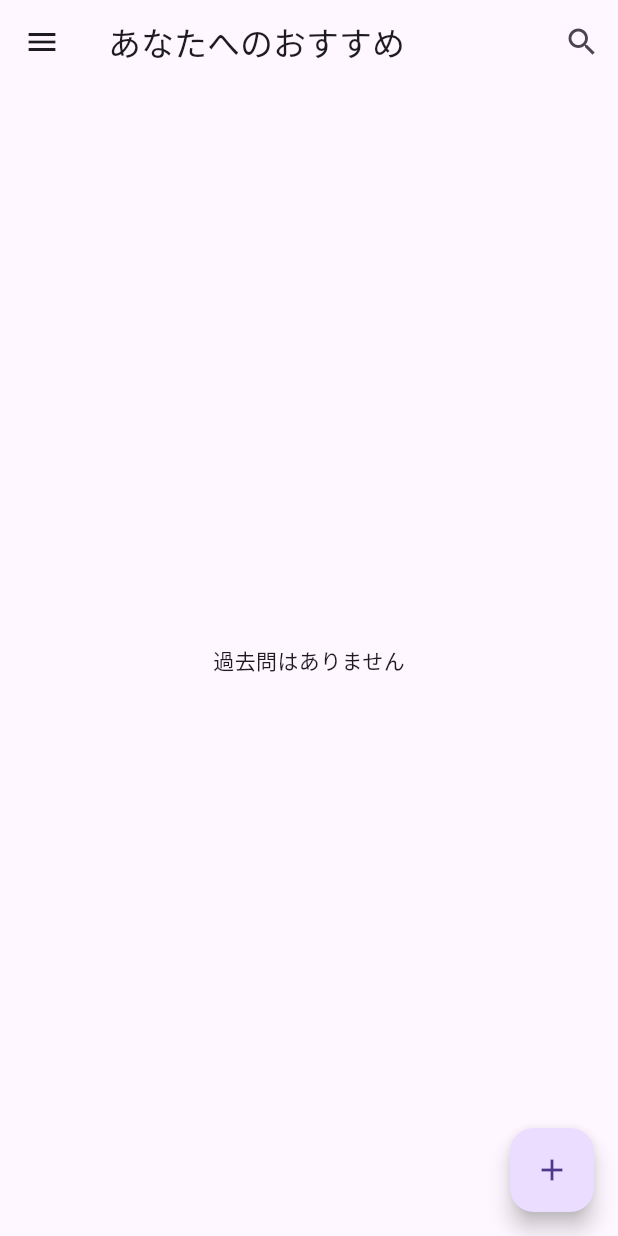
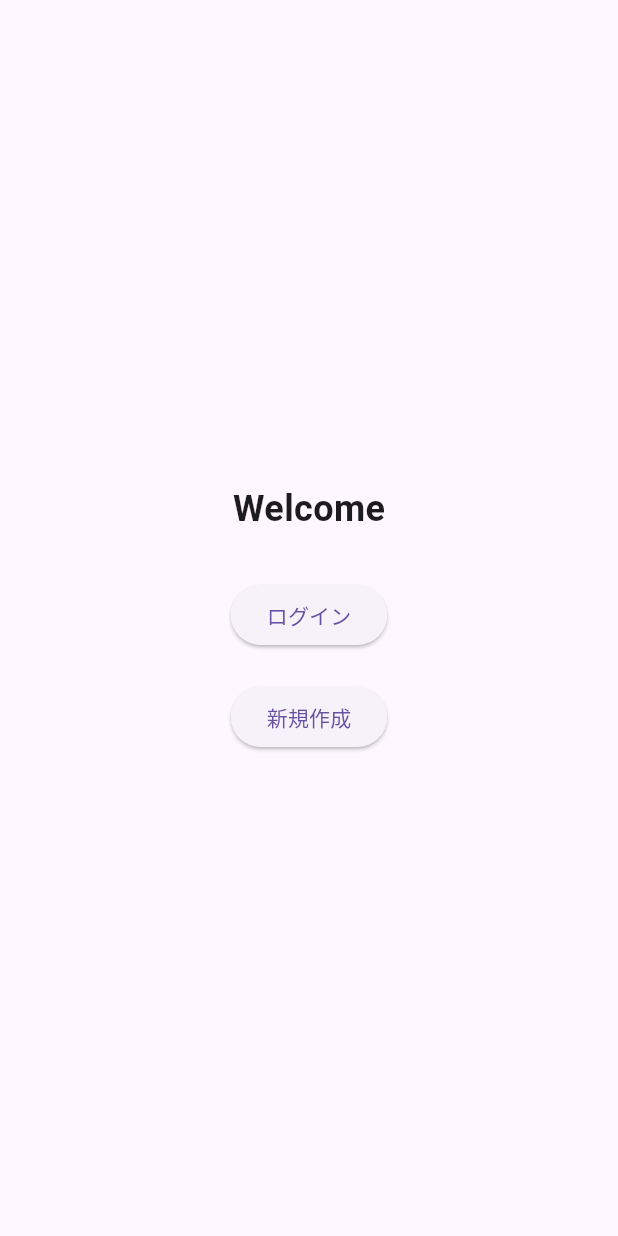
Before and after one commit to akiii2024/kakomon_kanri, a Flutter app: the screen it shows after launch, on a phone screen of 412 x 824 dp. Run offline on Flutter 3.47's test engine with Material 3 defaults, Android fonts, the phone set to English and light mode, and no system bars; our stand-ins replace cloud_firestore, firebase_auth, firebase_core, firebase_storage, hive_flutter, image_picker; accounts and stored records are empty.

Commit message:
ログインしていない際に表示させるwelcomeページを追加

```diff
--- a/lib/main.dart
+++ b/lib/main.dart
@@ -2,9 +2,11 @@ import 'package:flutter/material.dart';
 import 'package:hive_flutter/hive_flutter.dart';
 import 'package:flutter_localizations/flutter_localizations.dart';
 import 'package:firebase_core/firebase_core.dart';
+import "package:firebase_auth/firebase_auth.dart";
 import 'firebase_options.dart';
 import 'pages/home_page.dart';
 import 'pages/setting_sub_page.dart';
+import 'pages/welcome_page.dart';
 
 
 
@@ -38,8 +40,21 @@ class MyApp extends StatelessWidget {
       supportedLocales: const [
         Locale('ja', 'JP'),
       ],
-      home: MyHomePage(),
+      home: _handleAuthState(),
       debugShowCheckedModeBanner: false,
     );
   }
+
+  Widget _handleAuthState() {
+    return StreamBuilder<User?>(
+      stream: FirebaseAuth.instance.authStateChanges(),
+      builder: (context, snapshot) {
+        if (snapshot.hasData) {
+          return MyHomePage();
+        } else {
+          return WelcomePage();
+        }
+      },
+    );
+  }
 }
--- /dev/null
+++ b/lib/pages/welcome_page.dart
@@ -0,0 +1,37 @@
+import 'package:flutter/material.dart';
+import 'login_page.dart';
+import 'signUp_page.dart';
+
+class WelcomePage extends StatelessWidget {
+  @override
+  Widget build(BuildContext context) {
+    return Scaffold(
+      body: Center(
+        child: Flex(
+          direction: Axis.vertical,
+          mainAxisAlignment: MainAxisAlignment.center,
+          children: [
+            Text(
+              "Welcome",
+              style: TextStyle(fontSize: 24, fontWeight: FontWeight.bold),
+            ),
+            SizedBox(height: 30),
+            ElevatedButton(
+              onPressed: () {
+                Navigator.push(context, MaterialPageRoute(builder: (context) => LoginPage()));
+              },
+              child: Text("ログイン"),
+            ),
+            SizedBox(height: 20),
+            ElevatedButton(
+              onPressed: () {
+                Navigator.push(context, MaterialPageRoute(builder: (context) => SignUpPage()));
+              },
+              child: Text("新規作成"),
+            ),
+          ],
+        ),
+      ),
+    );
+  }
+}
```
Also changed, not shown: pubspec.lock.
